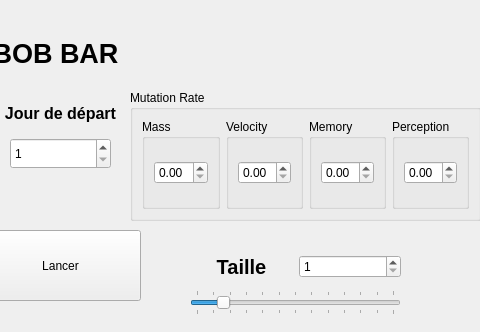
This is view/Mainwindow.ui in yetanotherf0rked/3a_bobbar as Qt 5 draws it before an edit; both pictures show x 320 to 800 and y 0 to 332 of the 800 by 600 pixel window. The edited form follows.
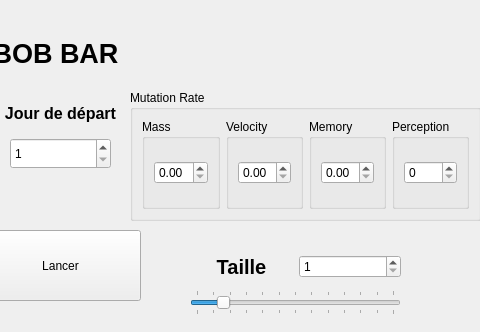
This is the edited form.

Commit message: autres corrections suite au merge

Patch:
```diff
--- a/view/Mainwindow.ui
+++ b/view/Mainwindow.ui
@@ -475,7 +475,7 @@
       </property>
       <layout class="QVBoxLayout" name="verticalLayout_6">
        <item>
-        <widget class="QDoubleSpinBox" name="mut_perception"/>
+        <widget class="QSpinBox" name="mut_perception"/>
        </item>
       </layout>
      </widget>
```
The commit also changes 2 other files.
